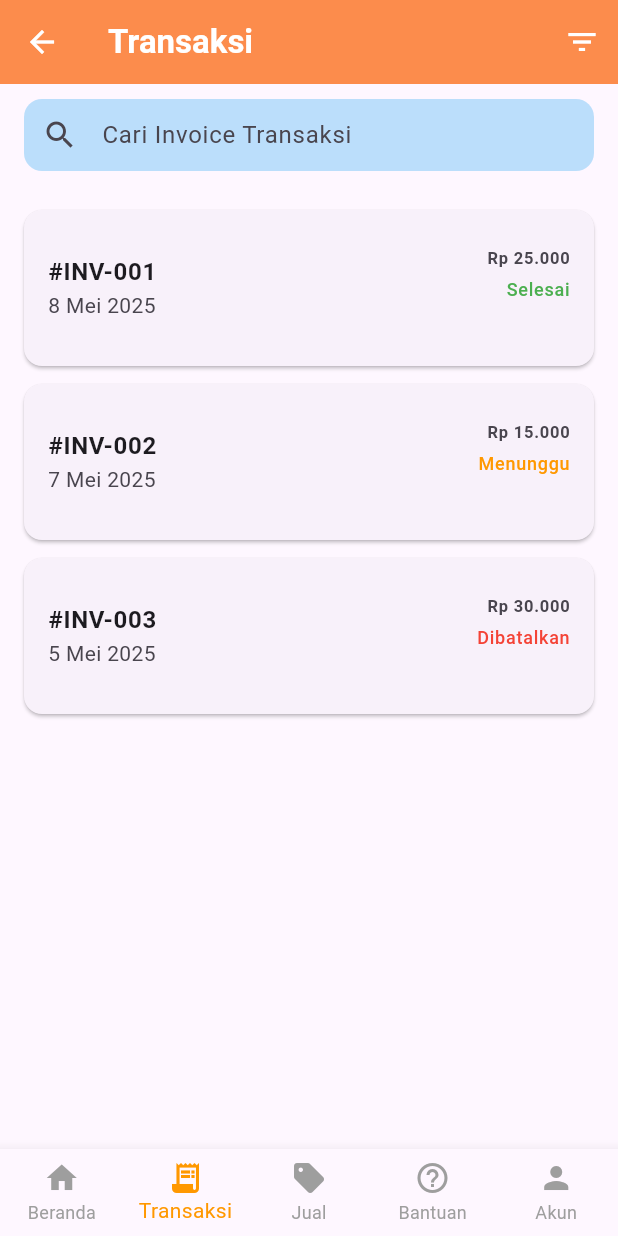
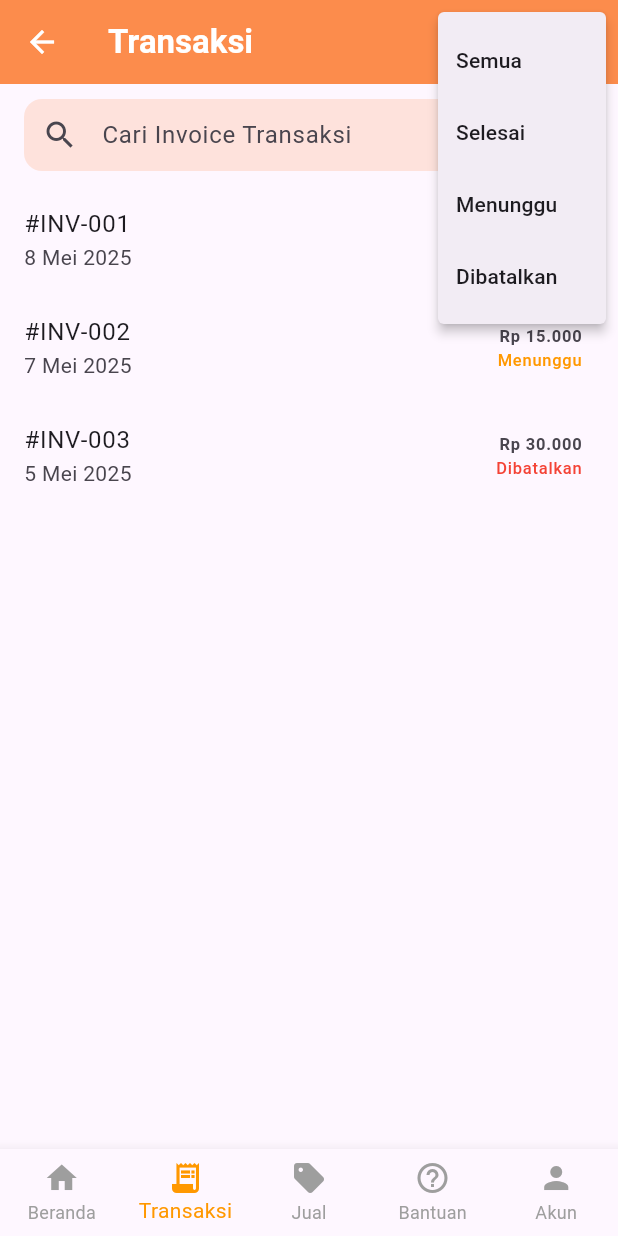
Before and after one commit to abiisikumbang/flutter_proyek, a Flutter app: the FlutterCbtTpaApp screen opened by its route, item 2 of the bottom bar chosen, after a tap on the "filter list" icon, on a phone screen of 412 x 824 dp. Run offline on Flutter 3.47's test engine with Material 3 defaults, Android fonts, the light colour scheme and no system bars; our stand-ins replace get, google_fonts, shared_preferences; accounts and stored records are empty; network calls fail.

Commit message:
bantuan_page and main_menu

```diff
--- a/lib/pages/akun_page.dart
+++ b/lib/pages/akun_page.dart
@@ -1,7 +1,7 @@
 import 'package:flutter/material.dart';
 import 'package:get/get.dart';
 import '../controller/authentication_controller.dart';
-import '../material.dart'; // Pastikan path ini benar
+import '../material.dart';
 
 class AkunPage extends StatelessWidget {
   const AkunPage({super.key});
@@ -12,7 +12,6 @@ class AkunPage extends StatelessWidget {
     final AuthenticationController authenticationController =
         Get.find<AuthenticationController>();
 
-    // Menghapus baris ini karena getUser() dipanggil di onInit() controller
     // authenticationController.getUser();
 
     return Scaffold(
--- a/lib/pages/bantuan_page.dart
+++ b/lib/pages/bantuan_page.dart
@@ -1,54 +1,57 @@
 import 'package:flutter/material.dart';
 import 'package:flutter_cbt_tpa_app/material.dart';
 
+// Halaman bantuan untuk pengguna
 class BantuanPage extends StatelessWidget {
   const BantuanPage({super.key});
 
   @override
   Widget build(BuildContext context) {
+    // Daftar FAQ yang akan ditampilkan
     final List<Map<String, String>> faqList = [
       {
-        "pertanyaan": "Bagaimana cara menjual sampah?",
+        "pertanyaan": "Bagaimana cara menjual sampah?", // pertanyaan 1
         "jawaban":
-            "Masuk ke menu 'Jual Sampah', pilih jenis sampah, dan ikuti langkah-langkah pengiriman.",
+            "Masuk ke menu 'Jual Sampah', pilih jenis sampah, dan ikuti langkah-langkah pengiriman.", // jawaban 1
       },
       {
-        "pertanyaan": "Apa itu titik poin?",
+        "pertanyaan": "Apa itu titik poin?", // pertanyaan 2
         "jawaban":
-            "Titik poin adalah lokasi drop-off atau pengambilan sampah yang bekerja sama dengan BangJAKI.",
+            "Titik poin adalah lokasi drop-off atau pengambilan sampah yang bekerja sama dengan BangJAKI.", // jawaban 2
       },
       {
-        "pertanyaan": "Bagaimana jika transaksi gagal?",
+        "pertanyaan": "Bagaimana jika transaksi gagal?", // pertanyaan 3
         "jawaban":
-            "Silakan hubungi CS melalui fitur bantuan atau kirim email ke cs@bangjaki.id",
+            "Silakan hubungi CS melalui fitur bantuan atau kirim email ke cs@bangjaki.id", // jawaban 3
       },
     ];
 
+    // Struktur halaman bantuan
     return Scaffold(
       appBar: AppBar(
         title: const Text(
-          "Bantuan",
-          style: TextStyle(fontWeight: FontWeight.bold),
+          "Bantuan", // judul halaman
+          style: TextStyle(fontWeight: FontWeight.bold), // gaya teks judul
         ),
-        backgroundColor: AppColors.primary,
-        foregroundColor: Colors.white,
-        elevation: 0,
+        backgroundColor: AppColors.primary, // warna background app bar
+        foregroundColor: Colors.white, // warna teks app bar
+        elevation: 0, // tinggi app bar
       ),
       body: ListView.separated(
-        padding: const EdgeInsets.all(16),
-        itemCount: faqList.length,
-        separatorBuilder: (_, __) => const SizedBox(height: 12),
+        padding: const EdgeInsets.all(16), // jarak antara item
+        itemCount: faqList.length, // jumlah item
+        separatorBuilder: (_, __) => const SizedBox(height: 12), // jarak antara item
         itemBuilder: (context, index) {
-          final faq = faqList[index];
+          final faq = faqList[index]; // ambil item ke-i
           return ExpansionTile(
             title: Text(
-              faq["pertanyaan"]!,
-              style: const TextStyle(fontWeight: FontWeight.bold),
+              faq["pertanyaan"]!, // judul item
+              style: const TextStyle(fontWeight: FontWeight.bold), // gaya teks judul
             ),
             children: [
               Padding(
-                padding: const EdgeInsets.all(12),
-                child: Text(faq["jawaban"]!),
+                padding: const EdgeInsets.all(12), // jarak antara item
+                child: Text(faq["jawaban"]!), // jawaban item
               ),
             ],
           );
--- a/lib/pages/transaksi_page.dart
+++ b/lib/pages/transaksi_page.dart
@@ -1,9 +1,15 @@
 import 'package:flutter/material.dart';
 import 'package:flutter_cbt_tpa_app/material.dart';
 
-class TransaksiPage extends StatelessWidget {
+// Halaman untuk menampilkan daftar transaksi
+class TransaksiPage extends StatefulWidget {
   const TransaksiPage({super.key});
 
+  @override
+  _TransaksiPageState createState() => _TransaksiPageState();
+}
+
+// Daftar transaksi dummy
 final List<Map<String, String>> dummyTransactions = const [
   {
     'invoice': '#INV-001',
@@ -24,6 +30,55 @@ class TransaksiPage extends StatelessWidget {
     'status': 'Dibatalkan',
   },
 ];
+class _TransaksiPageState extends State<TransaksiPage> {
+  // State untuk filter yang dipilih
+  String _selectedFilter = 'Semua';
+
+  // Daftar transaksi yang akan ditampilkan
+  List<Map<String, String>> _filteredTransactions = [];
+  // Menyimpan semua transaksi asli
+  List<Map<String, String>> _allTransactions = [];
+
+  // Untuk search
+  final TextEditingController _searchController = TextEditingController();
+
+  @override
+  void initState() {
+    super.initState();
+    // Initialize transactions
+    _allTransactions = List<Map<String, String>>.from(dummyTransactions);
+    _filteredTransactions = List<Map<String, String>>.from(_allTransactions);
+    // Add listener to search controller
+    _searchController.addListener(_onSearchChanged);
+  }
+
+  @override
+  void dispose() {
+    _searchController.dispose();
+    super.dispose();
+  }
+
+  // Fungsi untuk mengubah filter
+  void _onSearchChanged() {
+    _filterTransactions();
+  }
+
+  // Fungsi untuk filter transaksi berdasarkan search query
+  void _filterTransactions() {
+    // Mendapatkan query dari search controller
+    String query = _searchController.text.toLowerCase();
+    // Menggunakan setState untuk mengubah daftar transaksi yang ditampilkan
+    setState(() {
+      _filteredTransactions = _allTransactions.where((transaction) {
+        // Mencocokkan query dengan invoice dan status transaksi
+        final invoice = transaction['invoice']?.toLowerCase() ?? '';
+        final status = transaction['status'] ?? '';
+        final matchesQuery = invoice.contains(query);
+        final matchesFilter = _selectedFilter == 'Semua' || status == _selectedFilter;
+        return matchesQuery && matchesFilter;
+      }).toList();
+    });
+  }
 
   @override
   Widget build(BuildContext context) {
@@ -34,7 +89,35 @@ class TransaksiPage extends StatelessWidget {
           style: TextStyle(fontWeight: FontWeight.bold),
         ),
         actions: [
-          IconButton(icon: const Icon(Icons.filter_list), onPressed: () {}),
+          // Tombol filter
+          PopupMenuButton<String>(
+            icon: const Icon(Icons.filter_list),
+            onSelected: (value) {
+              setState(() {
+                _selectedFilter = value;
+                _filterTransactions();
+              });
+            },
+            itemBuilder: (context) => [
+              // Opsi filter
+              const PopupMenuItem(
+                value: 'Semua',
+                child: Text('Semua'),
+              ),
+              const PopupMenuItem(
+                value: 'Selesai',
+                child: Text('Selesai'),
+              ),
+              const PopupMenuItem(
+                value: 'Menunggu',
+                child: Text('Menunggu'),
+              ),
+              const PopupMenuItem(
+                value: 'Dibatalkan',
+                child: Text('Dibatalkan'),
+              ),
+            ],
+          ),
         ],
         backgroundColor: AppColors.primary,
         foregroundColor: Colors.white,
@@ -42,14 +125,16 @@ class TransaksiPage extends StatelessWidget {
       ),
       body: Column(
         children: [
+          // Search bar
           Padding(
             padding: const EdgeInsets.symmetric(horizontal: 16, vertical: 10),
             child: TextField(
+              controller: _searchController,
               decoration: InputDecoration(
                 prefixIcon: const Icon(Icons.search),
                 hintText: "Cari Invoice Transaksi",
                 filled: true,
-                fillColor: Theme.of(context).primaryColorLight,
+                fillColor: AppColors.primary.withAlpha(50),
                 contentPadding: const EdgeInsets.symmetric(vertical: 10),
                 border: OutlineInputBorder(
                   borderRadius: BorderRadius.circular(12),
@@ -59,70 +144,28 @@ class TransaksiPage extends StatelessWidget {
             ),
           ),
           Expanded(
-            child:
-                dummyTransactions.isEmpty
-                    ? Column(
+            child: ListView.builder(
+              itemCount: _filteredTransactions.length,
+              itemBuilder: (context, index) {
+                final transaction = _filteredTransactions[index];
+                return ListTile(
+                  title: Text(transaction['invoice'] ?? ''),
+                  subtitle: Text(transaction['tanggal'] ?? ''),
+                  trailing: Column(
+                    crossAxisAlignment: CrossAxisAlignment.end,
                     mainAxisAlignment: MainAxisAlignment.center,
                     children: [
-                        Image.asset(
-                          'assets/images/no_transaction.png',
-                          width: 100,
-                          height: 100,
-                        ),
-                        const SizedBox(height: 16),
-                        const Text(
-                          "Tidak ada transaksi ditemukan",
-                          style: TextStyle(fontWeight: FontWeight.bold),
-                        ),
-                        const SizedBox(height: 4),
-                        const Text(
-                          "Saat ini tidak ada transaksi. Mulai transaksi sekarang.",
-                        ),
-                      ],
-                    )
-                    : ListView.builder(
-                      itemCount: dummyTransactions.length,
-                      padding: const EdgeInsets.all(16),
-                      itemBuilder: (context, index) {
-                        final tx = dummyTransactions[index];
-                        return Card(
-                          margin: const EdgeInsets.only(bottom: 12),
-                          shape: RoundedRectangleBorder(
-                            borderRadius: BorderRadius.circular(12),
-                          ),
-                          child: ListTile(
-                            contentPadding: const EdgeInsets.all(16),
-                            title: Text(
-                              tx['invoice']!,
-                              style: const TextStyle(
-                                fontWeight: FontWeight.bold,
-                              ),
-                            ),
-                            subtitle: Text(tx['tanggal']!),
-                            trailing: Column(
-                              crossAxisAlignment: CrossAxisAlignment.end,
-                              children: [
-                                Text(
-                                  tx['jumlah']!,
-                                  style: const TextStyle(
-                                    fontWeight: FontWeight.bold,
-                                  ),
-                                ),
-                                const SizedBox(height: 4),
-                                Text(
-                                  tx['status']!,
-                                  style: TextStyle(
-                                    fontSize: 12,
-                                    color:
-                                        tx['status'] == 'Selesai'
+                      // Jumlah transaksi
+                      Text(transaction['jumlah'] ?? '', style: const TextStyle(fontWeight: FontWeight.bold)),
+                      // Status transaksi
+                      Text(transaction['status'] ?? '', style: TextStyle(
+                        color: transaction['status'] == 'Selesai'
                             ? Colors.green
-                                            : tx['status'] == 'Menunggu'
+                            : transaction['status'] == 'Menunggu'
                                 ? Colors.orange
                                 : Colors.red,
-                                  ),
-                                ),
+                      )),
                     ],
-                            ),
                   ),
                 );
               },
--- a/lib/widgets/main_menu.dart
+++ b/lib/widgets/main_menu.dart
@@ -57,9 +57,11 @@ class MainMenu extends StatelessWidget {
               MaterialPageRoute(builder: (context) => const Center(child: Text('Sekolah Bebas Sampah'))),
               );
             } else if (item['label'] == 'Program\nLainnya') {
-              Navigator.push(
-              context,
-              MaterialPageRoute(builder: (context) => const Center(child: Text('Program Lainnya'))),
+              ScaffoldMessenger.of(context).showSnackBar(
+              const SnackBar(
+                content: Text('Program Lainnya akan segera hadir'),
+                duration: Duration(seconds: 2),
+              ),
               );
             }
             },
--- a/lib/widgets/sample_slider.dart
+++ b/lib/widgets/sample_slider.dart
@@ -12,24 +12,27 @@ class SampleSlider extends StatelessWidget {
       {'image': 'images/sample1.png', 'name': 'Botol Plastik'},
       {'image': 'images/sample2.png', 'name': 'Kardus'},
       {'image': 'images/sample3.png', 'name': 'Kaleng'},
+      {'image': 'images/sample1.png', 'name': 'Botol Plastik'},
+      {'image': 'images/sample2.png', 'name': 'Kardus'},
+      {'image': 'images/sample3.png', 'name': 'Kaleng'},
     ];
 
     /// Ukuran tinggi dari slider
     return SizedBox(
-      height: 120,
+      height: 100,
       child: ListView.separated(
         /// Arah scrolling dari slider
         scrollDirection: Axis.horizontal,
         /// Jumlah item yang akan ditampilkan
-        itemCount: samples.length,
+        itemCount: samples.length ,
         /// Builder untuk membuat separator antar item
-        separatorBuilder: (_, __) => const SizedBox(width: 20),
+        separatorBuilder: (_, __) => const SizedBox(width: 8),
         /// Builder untuk membuat item
         itemBuilder: (context, index) {
           return Container(
             /// Lebar dari setiap item
-            width: 100,
-            padding: const EdgeInsets.all(8),
+            width: 150,
+            padding: const EdgeInsets.all(6),
             decoration: BoxDecoration(
               /// Border dari setiap item
               border: Border.all(color: AppColors.cardBorder),
@@ -44,15 +47,15 @@ class SampleSlider extends StatelessWidget {
                 Expanded(
                   child: Image.asset(
                     samples[index]['image']!,
-                    fit: BoxFit.contain,
+                    fit: BoxFit.contain ,
                   ),
                 ),
-                const SizedBox(height: 6),
+                const SizedBox(height: 6 * 0.8 ),
                 /// Nama dari setiap item
                 Text(
                   samples[index]['name']!,
                   textAlign: TextAlign.center,
-                  style: const TextStyle(fontSize: 12),
+                  style: const TextStyle(fontSize: 15 * 0.8, fontWeight: FontWeight.bold),
                 ),
               ],
             ),
```
Lines whose indentation alone changed are shown as unchanged.
